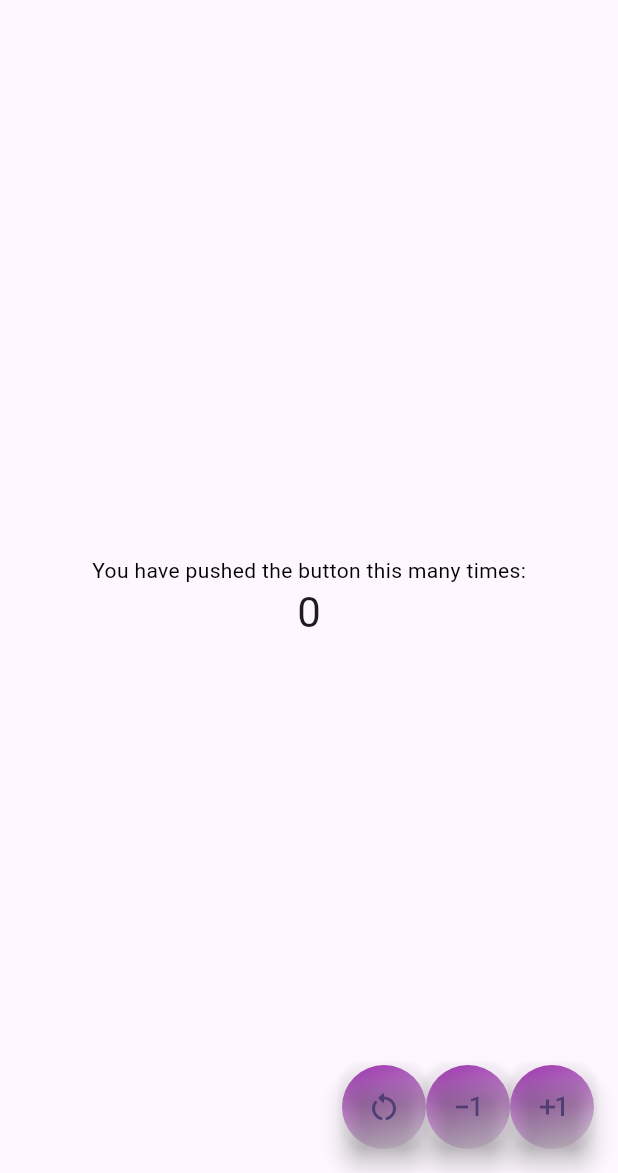
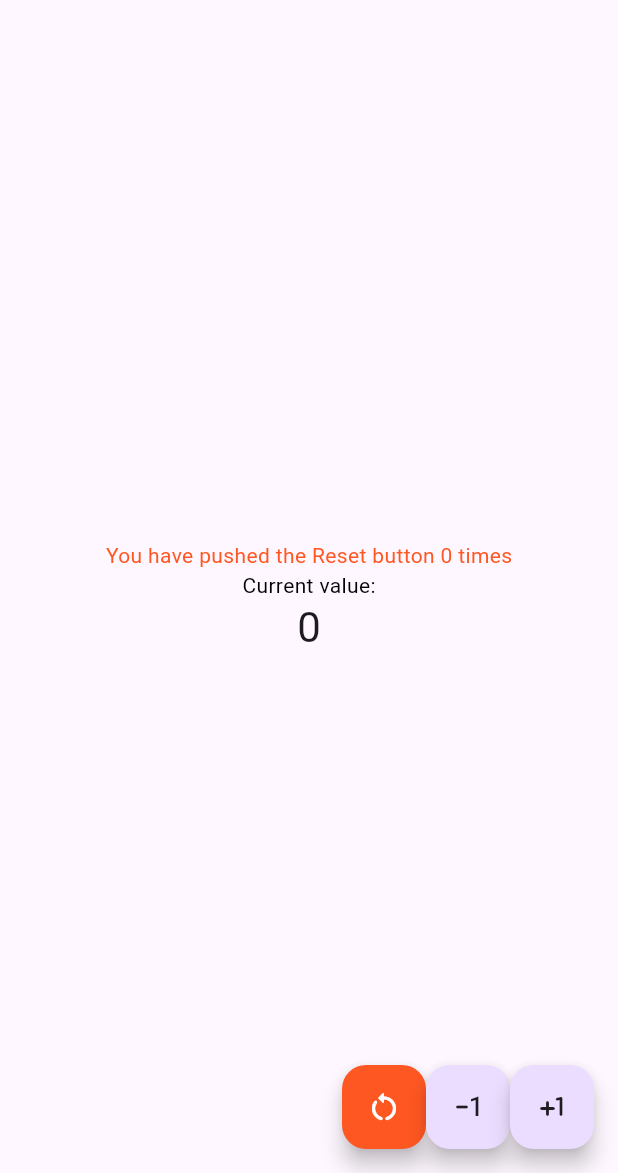
Before and after one commit to RadiHaz/my_money, a Flutter app: the screen it shows after launch, on a phone screen of 412 x 824 dp, the part 63-1236 px from its top. Run offline on Flutter 3.47's test engine with Material 2 defaults, Android fonts, the phone set to English and light mode, and no system bars.

Commit message:
redone btn styles

```diff
--- a/lib/src/home/page/home_page.dart
+++ b/lib/src/home/page/home_page.dart
@@ -20,6 +20,7 @@ class HomePage extends StatefulWidget {
 
 class _HomePageState extends State<HomePage> {
   int _counter = 0;
+  int _counterResetTaps = 0;
 
   void _incrementCounter() {
     setState(() {
@@ -31,12 +32,26 @@ class _HomePageState extends State<HomePage> {
     setState(() {
       _counter = 0;
     });
+    setState(() {
+      _counterResetTaps++;
+    });
   }
 
   void _decrementCounter() {
     setState(() {
       _counter--;
     });
+  }
+
+  _matchColors(param) {
+    return BoxDecoration(
+      gradient: LinearGradient(
+          colors: param,
+          begin: Alignment.topLeft,
+          end: Alignment.bottomRight,
+          transform: const GradientRotation(3.14 / 6)),
+      shape: BoxShape.circle,
+    );
   }
 
   @override
@@ -57,8 +72,12 @@ class _HomePageState extends State<HomePage> {
         child: Column(
           mainAxisAlignment: MainAxisAlignment.center,
           children: <Widget>[
+            Text(
+              'You have pushed the Reset button $_counterResetTaps times',
+              style: const TextStyle(color: Colors.deepOrange),
+            ),
             const Text(
-              'You have pushed the button this many times:',
+              'Current value:',
               style: TextStyle(color: Colors.black),
             ),
             Text(
@@ -72,57 +91,36 @@ class _HomePageState extends State<HomePage> {
         //will break to another line on overflow
         direction: Axis.horizontal, //use vertical to show  on vertical axis
         children: <Widget>[
-          Container(
+          FloatingActionButton(
+              onPressed: _resetCounter,
+              backgroundColor: Colors.deepOrange,
+              child: Container(
                 decoration: const BoxDecoration(
-              gradient: LinearGradient(colors: [
-                Colors.purple,
-                Colors.white,
-              ],
-                  begin: Alignment.topLeft,
-                  end: Alignment.bottomRight,
-                  transform: GradientRotation(3.14 / 6)
-              ),
+                  color: Colors.transparent,
                   shape: BoxShape.circle,
                 ),
-            child: FloatingActionButton(
-                onPressed: _resetCounter,
-                backgroundColor: Colors.transparent,
-                child: const Icon(Icons.restart_alt_rounded)),
-          ),
-          Container(
+                child: const Icon(Icons.restart_alt_rounded, color: Colors.white,),
+              )),
+          FloatingActionButton(
+              onPressed: _decrementCounter,
+              backgroundColor: null,
+              child: Container(
                 decoration: const BoxDecoration(
-              gradient: LinearGradient(colors: [
-                Colors.purple,
-                Colors.white,
-              ],
-                  begin: Alignment.topLeft,
-                  end: Alignment.bottomRight,
-                  transform: GradientRotation(3.14 / 6)
-              ),
+                  color: Colors.transparent,
                   shape: BoxShape.circle,
                 ),
-            child: FloatingActionButton(
-                onPressed: _decrementCounter,
-                backgroundColor: Colors.transparent,
-                child: const Icon(Icons.exposure_minus_1)),
-          ),// button third
-          Container(
+                child: const Icon(Icons.exposure_minus_1_rounded, color: Colors.black87,),
+              )), // button third
+          FloatingActionButton(
+              onPressed: _incrementCounter,
+              backgroundColor: null,
+              child: Container(
                 decoration: const BoxDecoration(
-              gradient: LinearGradient(colors: [
-                Colors.purple,
-                Colors.white,
-              ],
-                  begin: Alignment.topLeft,
-                  end: Alignment.bottomRight,
-                transform: GradientRotation(3.14 / 6)
-              ),
+                  color: Colors.transparent,
                   shape: BoxShape.circle,
                 ),
-            child: FloatingActionButton(
-                onPressed: _incrementCounter,
-                backgroundColor: Colors.transparent,
-                child: const Icon(Icons.exposure_plus_1)),
-          ),
+                child: const Icon(Icons.plus_one_rounded,  color: Colors.black87,),
+              )),
           // Add more buttons here
         ],
       ),
```
Lines whose indentation alone changed are shown as unchanged.
